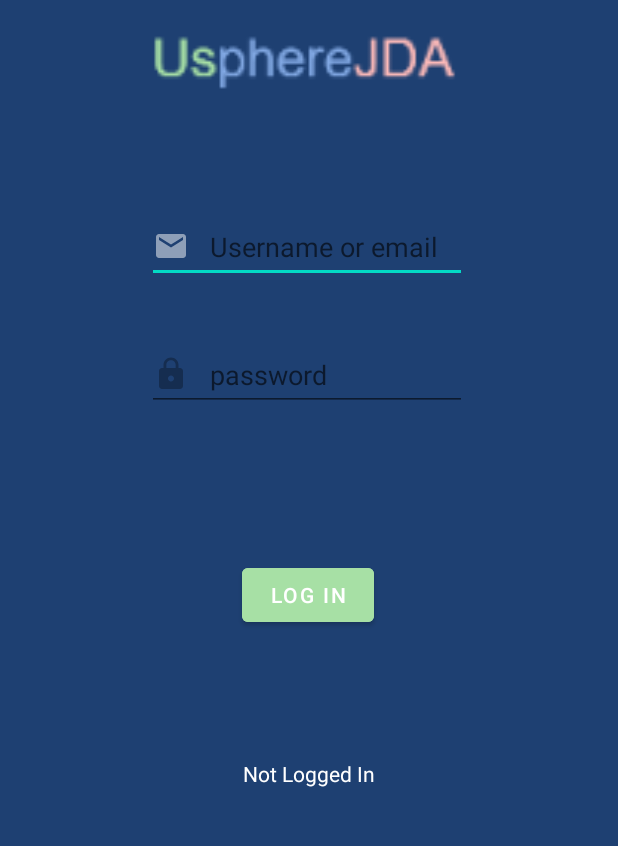
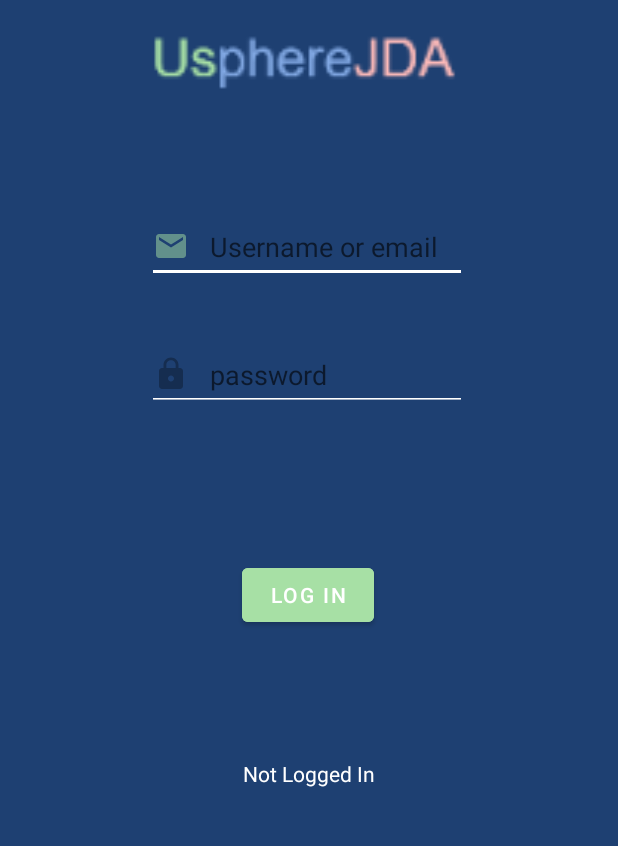
Before and after one commit to khandaniyal/KhanDaniyal_LogInApp, an Android app: the screen it shows after launch (MainActivity), on a phone screen of 412 x 824 dp, the part 320-1166 px from its top. Run offline under Robolectric (Android 15) with nearby library versions, the phone set to English and light mode, and no system bars.

Commit message:
Added some slight animation and other few things

```diff
--- a/app/src/main/java/com/example/uspherejda/MainActivity.java
+++ b/app/src/main/java/com/example/uspherejda/MainActivity.java
@@ -1,6 +1,7 @@
 package com.example.uspherejda;
 
 import androidx.appcompat.app.AppCompatActivity;
+
 import android.os.Bundle;
 import android.util.Log;
 import android.view.View;
@@ -16,26 +17,43 @@ public class MainActivity extends AppCompatActivity {
         super.onCreate(savedInstanceState);
         setContentView(R.layout.activity_main);
 
-        //Buttons
+        //Buttons.
         Button btnLogin = findViewById(R.id.btnLogin);
-        //Texts
+        //Texts.
         EditText txtUsername = findViewById(R.id.txtUsername);
         EditText txtPassword = findViewById(R.id.txtPassword);
         TextView lblLoginResult = findViewById(R.id.lblLoginResult);
-        //Images
+        //Images.
         ImageView imgLogo = (ImageView) findViewById(R.id.imgLogo);
         ImageView imgTitle = (ImageView) findViewById(R.id.imgTitle);
+        ImageView imgCheck = (ImageView) findViewById(R.id.imgCheckerino);
+        //Moves the elements in the Y axis downwards.
+        btnLogin.setTranslationY(150);
+        txtUsername.setTranslationY(150);
+        txtPassword.setTranslationY(150);
+        imgLogo.setTranslationY(150);
+        imgTitle.setTranslationY(150);
+        lblLoginResult.setTranslationY(150);
+        //Moves the elements in the Y axis upwards, it creates a slight animation.
+        btnLogin.animate().alpha(1f).translationYBy(-150).setDuration(1500);
+        txtUsername.animate().alpha(1f).translationYBy(-150).setDuration(1500);
+        txtPassword.animate().alpha(1f).translationYBy(-150).setDuration(1500);
+        imgLogo.animate().alpha(1f).translationYBy(-150).setDuration(1500);
+        imgTitle.animate().alpha(1f).translationYBy(-150).setDuration(1500);
+        lblLoginResult.animate().alpha(1f).translationYBy(-150).setDuration(1500);
 
+        //An event is done when the Log In button is pressed.
         btnLogin.setOnClickListener(new View.OnClickListener() {
             @Override
             public void onClick(View view) {
                 if(txtUsername.getText().toString().equals("admin") && txtPassword.getText().toString().equals("admin")){
                     lblLoginResult.setText("Logged In Successfully");
+                    //If the credentials are correct set the visibity of this icon to true. In the xml file i have set the visibility to false.
+                    imgCheck.setVisibility(View.VISIBLE);
                     Log.i("Test", "Login successfull");
-                }else{
-                    Log.i("Test", "Login unsuccessfull");
-                }
+                }else{  Log.i("Test", "Login unsuccessfull"); }
             }
         });
     }
+
 }
--- /dev/null
+++ b/app/src/main/res/drawable/ic_check.xml
@@ -0,0 +1,5 @@
+<vector android:height="24dp" android:tint="#377C37"
+    android:viewportHeight="24" android:viewportWidth="24"
+    android:width="24dp" xmlns:android="http://schemas.android.com/apk/res/android">
+    <path android:fillColor="@android:color/white" android:pathData="M9,16.17L4.83,12l-1.42,1.41L9,19 21,7l-1.41,-1.41z"/>
+</vector>
--- a/app/src/main/res/drawable/ic_email_focused.xml
+++ b/app/src/main/res/drawable/ic_email_focused.xml
@@ -1,5 +1,5 @@
 <vector android:alpha="0.5" android:height="24dp"
     android:viewportHeight="24"
     android:viewportWidth="24" android:width="24dp" xmlns:android="http://schemas.android.com/apk/res/android">
-    <path android:fillColor="@color/white" android:pathData="M20,4L4,4c-1.1,0 -1.99,0.9 -1.99,2L2,18c0,1.1 0.9,2 2,2h16c1.1,0 2,-0.9 2,-2L22,6c0,-1.1 -0.9,-2 -2,-2zM20,8l-8,5 -8,-5L4,6l8,5 8,-5v2z"/>
+    <path android:fillColor="@color/forest_green" android:pathData="M20,4L4,4c-1.1,0 -1.99,0.9 -1.99,2L2,18c0,1.1 0.9,2 2,2h16c1.1,0 2,-0.9 2,-2L22,6c0,-1.1 -0.9,-2 -2,-2zM20,8l-8,5 -8,-5L4,6l8,5 8,-5v2z"/>
 </vector>
--- a/app/src/main/res/drawable/ic_lock_focused.xml
+++ b/app/src/main/res/drawable/ic_lock_focused.xml
@@ -1,5 +1,5 @@
 <vector android:alpha="0.5" android:height="24dp"
     android:viewportHeight="24"
     android:viewportWidth="24" android:width="24dp" xmlns:android="http://schemas.android.com/apk/res/android">
-    <path android:fillColor="@color/white" android:pathData="M18,8h-1L17,6c0,-2.76 -2.24,-5 -5,-5S7,3.24 7,6v2L6,8c-1.1,0 -2,0.9 -2,2v10c0,1.1 0.9,2 2,2h12c1.1,0 2,-0.9 2,-2L20,10c0,-1.1 -0.9,-2 -2,-2zM12,17c-1.1,0 -2,-0.9 -2,-2s0.9,-2 2,-2 2,0.9 2,2 -0.9,2 -2,2zM15.1,8L8.9,8L8.9,6c0,-1.71 1.39,-3.1 3.1,-3.1 1.71,0 3.1,1.39 3.1,3.1v2z"/>
+    <path android:fillColor="@color/forest_green" android:pathData="M18,8h-1L17,6c0,-2.76 -2.24,-5 -5,-5S7,3.24 7,6v2L6,8c-1.1,0 -2,0.9 -2,2v10c0,1.1 0.9,2 2,2h12c1.1,0 2,-0.9 2,-2L20,10c0,-1.1 -0.9,-2 -2,-2zM12,17c-1.1,0 -2,-0.9 -2,-2s0.9,-2 2,-2 2,0.9 2,2 -0.9,2 -2,2zM15.1,8L8.9,8L8.9,6c0,-1.71 1.39,-3.1 3.1,-3.1 1.71,0 3.1,1.39 3.1,3.1v2z"/>
 </vector>
--- a/app/src/main/res/layout/activity_main.xml
+++ b/app/src/main/res/layout/activity_main.xml
@@ -2,10 +2,11 @@
 <androidx.constraintlayout.widget.ConstraintLayout xmlns:android="http://schemas.android.com/apk/res/android"
     xmlns:app="http://schemas.android.com/apk/res-auto"
     xmlns:tools="http://schemas.android.com/tools"
+    android:id="@+id/imgCheck"
     android:layout_width="match_parent"
     android:layout_height="match_parent"
-    tools:context=".MainActivity"
-    android:background="@color/dark_blue">
+    android:background="@color/start_dark_blue"
+    tools:context=".MainActivity">
 
     <!-- android:background="@drawable/custom_input" -->
 
@@ -14,6 +15,7 @@
         android:id="@+id/txtUsername"
         android:layout_width="wrap_content"
         android:layout_height="wrap_content"
+        android:backgroundTint="@color/white"
         android:drawableStart="@drawable/custom_email_icon"
         android:drawablePadding="14dp"
         android:ems="10"
@@ -32,6 +34,7 @@
         android:id="@+id/txtPassword"
         android:layout_width="wrap_content"
         android:layout_height="wrap_content"
+        android:backgroundTint="@color/white"
         android:drawableStart="@drawable/custom_lock_icon"
         android:drawablePadding="14dp"
         android:ems="10"
@@ -51,15 +54,15 @@
         android:id="@+id/btnLogin"
         android:layout_width="wrap_content"
         android:layout_height="wrap_content"
+        android:backgroundTint="@color/forest_green"
+        android:drawablePadding="12dp"
         android:text="Log in"
         app:layout_constraintBottom_toBottomOf="parent"
         app:layout_constraintEnd_toEndOf="parent"
         app:layout_constraintHorizontal_bias="0.498"
         app:layout_constraintStart_toStartOf="parent"
         app:layout_constraintTop_toBottomOf="@+id/txtPassword"
-        app:layout_constraintVertical_bias="0.341"
-        android:backgroundTint="@color/forest_green"
-        android:drawablePadding="12dp" />
+        app:layout_constraintVertical_bias="0.341" />
 
     <!-- android:background="@drawable/custom_input" -->
 
@@ -69,10 +72,10 @@
         android:layout_width="wrap_content"
         android:layout_height="wrap_content"
         android:text="Not Logged In"
+        android:textColor="@color/white"
         app:layout_constraintBottom_toBottomOf="parent"
         app:layout_constraintEnd_toEndOf="parent"
         app:layout_constraintStart_toStartOf="parent"
-        android:textColor="@color/white"
         app:layout_constraintTop_toBottomOf="@+id/btnLogin" />
 
     <ImageView
@@ -97,4 +100,18 @@
         app:layout_constraintVertical_bias="0.194"
         app:srcCompat="@drawable/imgtitle" />
 
+    <ImageView
+        android:id="@+id/imgCheckerino"
+        android:layout_width="38dp"
+        android:layout_height="32dp"
+        android:visibility="invisible"
+        app:layout_constraintBottom_toBottomOf="parent"
+        app:layout_constraintEnd_toEndOf="parent"
+        app:layout_constraintHorizontal_bias="0.498"
+        app:layout_constraintStart_toStartOf="parent"
+        app:layout_constraintTop_toBottomOf="@+id/lblLoginResult"
+        app:layout_constraintVertical_bias="0.234"
+        app:srcCompat="@drawable/ic_check" />
+
+
 </androidx.constraintlayout.widget.ConstraintLayout>
--- a/app/src/main/res/values/colors.xml
+++ b/app/src/main/res/values/colors.xml
@@ -9,6 +9,8 @@
     <color name="white">#FFFFFFFF</color>
     <color name="grey">#A5A5A5A5</color>
     <color name="purple">#673AB7</color>
-    <color name="dark_blue">#1e4072</color>
+    <color name="start_dark_blue">#1e4072</color>
+    <color name="center_light_blue">#3F577A</color>
+    <color name="end_darkest_blue">#002A67</color>
     <color name="forest_green">#a7e0a5</color>
 </resources>
```
Also changed, not shown: 2 other files.
